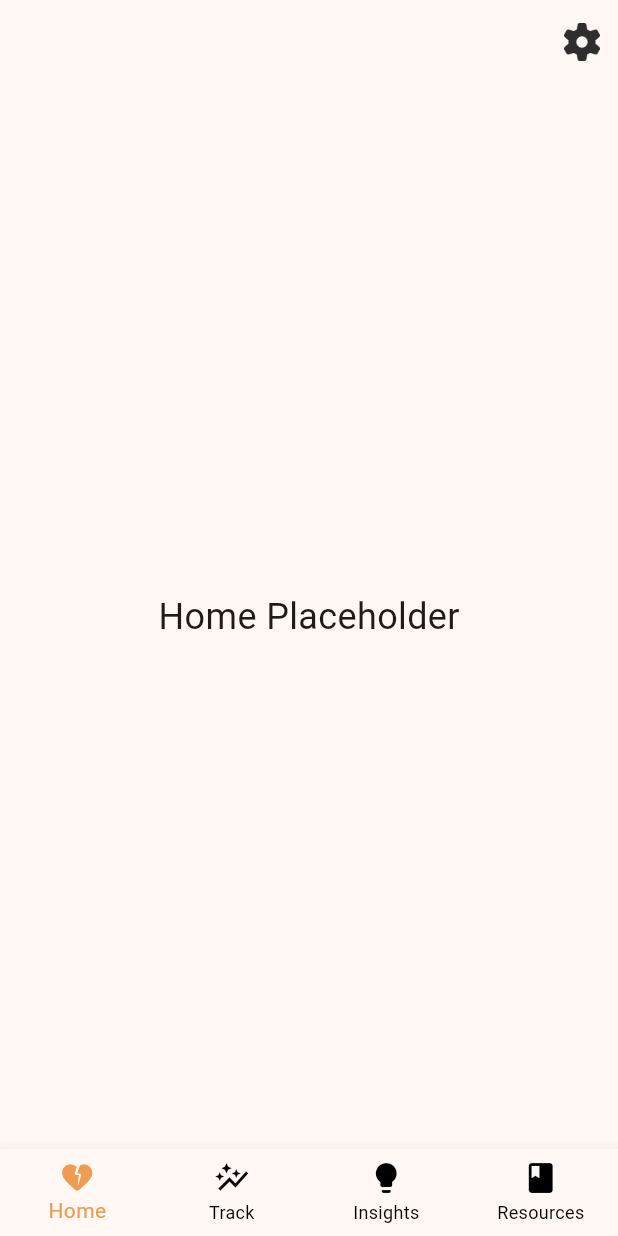
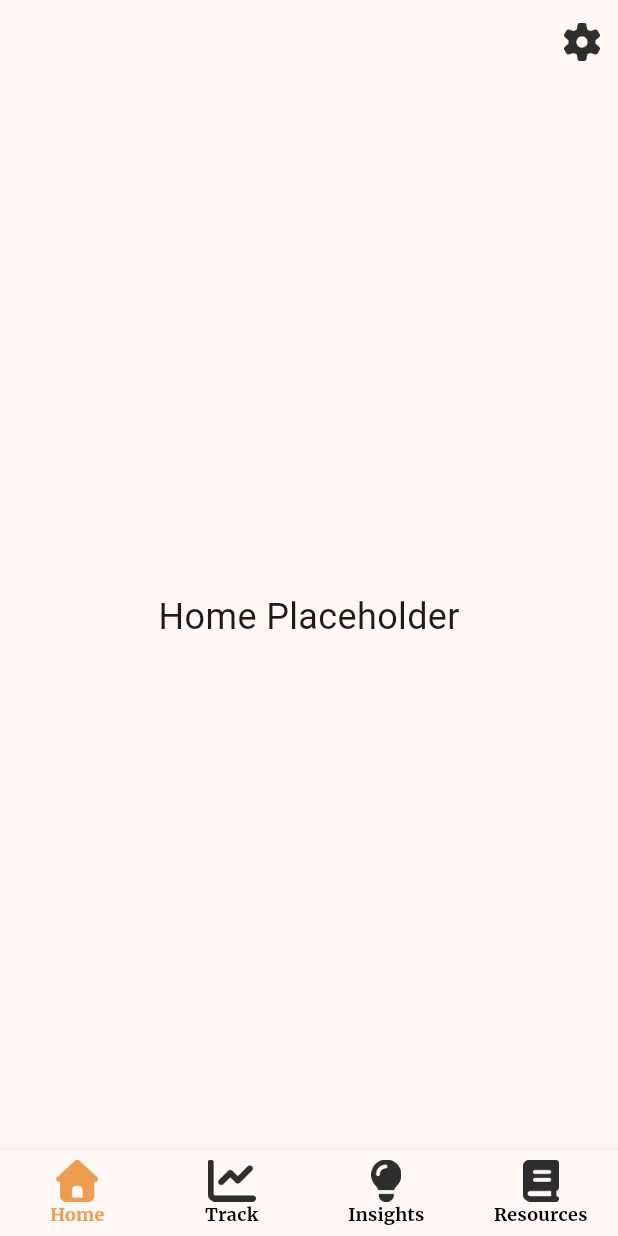
Before and after one commit to Kyle-Burdett/mindflow, a Flutter app: the screen it shows after launch, on a phone screen of 412 x 824 dp. Run offline on Flutter 3.47's test engine with Material 3 defaults, Android fonts, the phone set to English and light mode, and no system bars; our stand-ins replace go_router.

Commit message:
Finished bottom nav styling

```diff
--- a/lib/home-nav.dart
+++ b/lib/home-nav.dart
@@ -15,24 +15,24 @@ class _MainHomeScreenState extends State<MainHomeScreen> {
   // Bottom navigation bar icons/items. Defines the icons they use in selected/unselected states.
   final List<BottomNavigationBarItem> bottomNavItems = [
     BottomNavigationBarItem(
-      icon: Icon(Icons.heart_broken_rounded, color: Colors.black),
-      activeIcon: Icon(Icons.heart_broken_rounded, color: Color(0xFFEF9C53)),
+      icon: Image.asset('assets/icons/home.png', height: 28),
+      activeIcon: Image.asset('assets/icons/home-selected.png', height: 28),
       label: "Home",
     ),
     BottomNavigationBarItem(
       backgroundColor: Colors.white,
-      icon: Icon(Icons.auto_graph, color: Colors.black),
-      activeIcon: Icon(Icons.auto_graph, color: Color(0xFFEF9C53)),
+      icon: Image.asset('assets/icons/track.png', height: 28),
+      activeIcon: Image.asset('assets/icons/track-selected.png', height: 28),
       label: "Track",
     ),
     BottomNavigationBarItem(
-      icon: Icon(Icons.lightbulb, color: Colors.black),
-      activeIcon: Icon(Icons.lightbulb, color: Color(0xFFEF9C53)),
+      icon: Image.asset('assets/icons/insights.png', height: 28),
+      activeIcon: Image.asset('assets/icons/insights-selected.png', height: 28),
       label: "Insights",
     ),
     BottomNavigationBarItem(
-      icon: Icon(Icons.book, color: Colors.black),
-      activeIcon: Icon(Icons.book, color: Color(0xFFEF9C53)),
+      icon: Image.asset('assets/icons/resources.png', height: 28),
+      activeIcon: Image.asset('assets/icons/resources-selected.png', height: 28),
       label: "Resources",
     ),
   ];
@@ -92,15 +92,26 @@ class _MainHomeScreenState extends State<MainHomeScreen> {
       bottomNavigationBar: BottomNavigationBar(
         items: bottomNavItems,
         currentIndex: _currentIndex,
-        showUnselectedLabels: true,
-        selectedItemColor: Color(0xFFEF9C53),
-        unselectedItemColor: Colors.black,
-        type: BottomNavigationBarType.fixed,
         onTap: (value) {
           setState(() {
             _currentIndex = value;
           });
         },
+        // Styling
+        showUnselectedLabels: true,
+        selectedItemColor: Color(0xFFEF9C53),
+        unselectedItemColor: Colors.black,
+        unselectedLabelStyle: TextStyle(
+          fontFamily: "merriweather",
+          fontWeight: FontWeight.w700,
+          fontSize: 12,
+        ),
+        selectedLabelStyle: TextStyle(
+          fontFamily: "merriweather",
+          fontWeight: FontWeight.w700,
+          fontSize: 12,
+        ),
+        type: BottomNavigationBarType.fixed,
       ),
     );
   }
```
